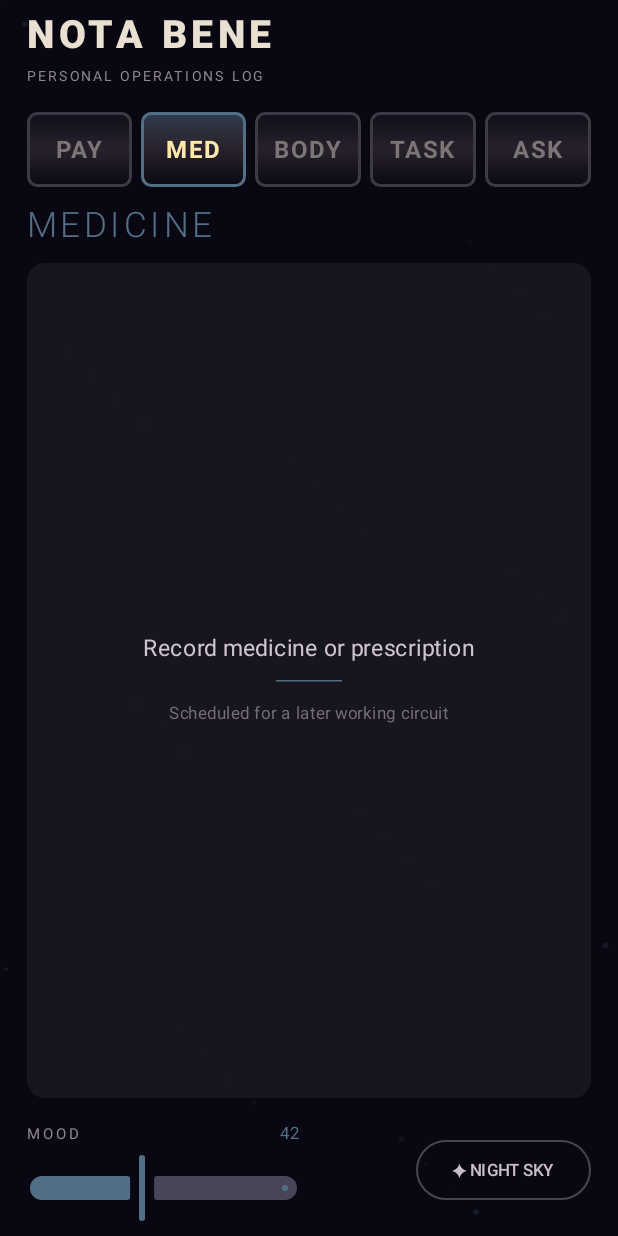
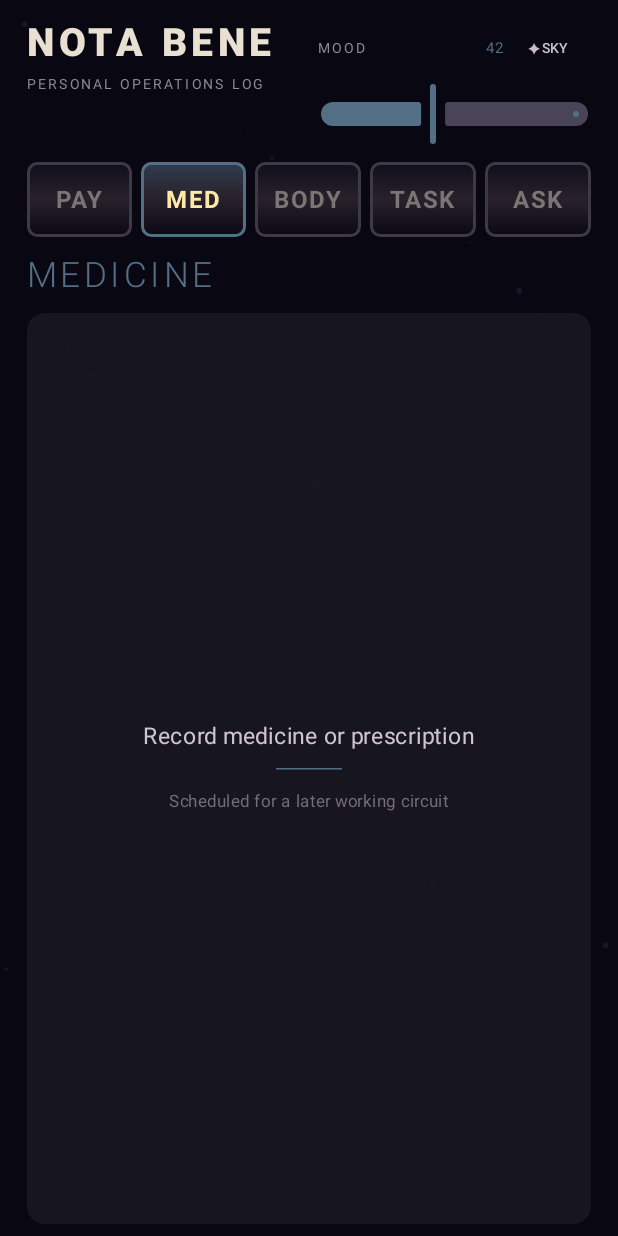
Before and after one commit to AndyJMyers/Nota-Bene, an Android app built with Jetpack Compose: the screen it shows after launch (MainActivity), after a tap on "MED", on a phone screen of 412 x 824 dp. Run offline under Robolectric (Android 15) with nearby library versions, the phone set to English and light mode, and no system bars; our stand-ins replace Room's generated code; libraries missing offline, so code that uses them is left out: com.google.mlkit.vision; 1 other tap on this screen came first.

Commit message:
Move mood controls into header

```diff
--- a/app/build.gradle.kts
+++ b/app/build.gradle.kts
@@ -13,8 +13,8 @@ android {
         applicationId = "com.notabene.app"
         minSdk = 26
         targetSdk = 36
-        versionCode = 5
-        versionName = "0.4.0-alpha5"
+        versionCode = 6
+        versionName = "0.4.1-alpha6"
     }
 
     buildFeatures { compose = true }
--- a/app/src/main/java/com/notabene/app/MainActivity.kt
+++ b/app/src/main/java/com/notabene/app/MainActivity.kt
@@ -120,7 +120,13 @@ private fun NotaBeneApp() {
                 Modifier.fillMaxSize().statusBarsPadding().padding(horizontal = 18.dp, vertical = 8.dp),
                 verticalArrangement = Arrangement.spacedBy(12.dp)
             ) {
-                Header()
+                Header(
+                    mood = mood,
+                    accent = accent,
+                    effect = effect,
+                    onMoodChange = { mood = it },
+                    onCycleEffect = { effect = if (effect == Effect.STARS) Effect.SNOW else Effect.STARS }
+                )
                 InstrumentTabs(selected, accent) { selected = it }
                 AnimatedContent(
                     targetState = selected,
@@ -135,23 +141,39 @@ private fun NotaBeneApp() {
                     Tab.RESEARCH -> AskPanel(accent, Modifier.weight(1f))
                     else -> PlaceholderPanel(selected, accent, Modifier.weight(1f))
                 }
-                MoodAndAtmosphere(
-                    value = mood,
-                    accent = accent,
-                    effect = effect,
-                    onMoodChange = { mood = it },
-                    onCycleEffect = { effect = if (effect == Effect.STARS) Effect.SNOW else Effect.STARS }
-                )
             }
         }
     }
 }
 
 @Composable
-private fun Header() {
-    Column {
-        Text("NOTA BENE", color = Color(0xFFE9E0D2), fontSize = 26.sp, fontWeight = FontWeight.Black, letterSpacing = 3.sp)
-        Text("PERSONAL OPERATIONS LOG", color = Color(0xFF8F8790), fontSize = 9.sp, letterSpacing = 2.sp)
+private fun Header(
+    mood: Float,
+    accent: Color,
+    effect: Effect,
+    onMoodChange: (Float) -> Unit,
+    onCycleEffect: () -> Unit
+) {
+    Row(Modifier.fillMaxWidth(), verticalAlignment = Alignment.Top, horizontalArrangement = Arrangement.spacedBy(12.dp)) {
+        Column(Modifier.weight(1f).padding(top = 5.dp)) {
+            Text("NOTA BENE", color = Color(0xFFE9E0D2), fontSize = 26.sp, fontWeight = FontWeight.Black, letterSpacing = 3.sp)
+            Text("PERSONAL OPERATIONS LOG", color = Color(0xFF8F8790), fontSize = 9.sp, letterSpacing = 2.sp)
+        }
+        Column(Modifier.weight(1f)) {
+            Row(Modifier.fillMaxWidth(), verticalAlignment = Alignment.CenterVertically) {
+                Text("MOOD", color = Color(0xFF8F8790), fontSize = 9.sp, letterSpacing = 2.sp, modifier = Modifier.weight(1f))
+                Text("${(mood * 100).roundToInt()}", color = accent, fontSize = 10.sp)
+                TextButton(onClick = onCycleEffect, contentPadding = ButtonDefaults.TextButtonContentPadding) {
+                    Text(if (effect == Effect.STARS) "✦ SKY" else "❄ SNOW", color = Color(0xFFC8BDC8), fontSize = 9.sp)
+                }
+            }
+            Slider(
+                value = mood,
+                onValueChange = onMoodChange,
+                modifier = Modifier.fillMaxWidth().height(40.dp),
+                colors = SliderDefaults.colors(thumbColor = accent, activeTrackColor = accent)
+            )
+        }
     }
 }
 
@@ -483,30 +505,6 @@ private fun PlaceholderPanel(tab: Tab, accent: Color, modifier: Modifier = Modif
 }
 
 @Composable
-private fun MoodAndAtmosphere(
-    value: Float,
-    accent: Color,
-    effect: Effect,
-    onMoodChange: (Float) -> Unit,
-    onCycleEffect: () -> Unit
-) {
-    Row(Modifier.fillMaxWidth(), verticalAlignment = Alignment.CenterVertically, horizontalArrangement = Arrangement.spacedBy(12.dp)) {
-        Column(Modifier.weight(1f)) {
-            Row(Modifier.fillMaxWidth(), horizontalArrangement = Arrangement.SpaceBetween) {
-                Text("MOOD", color = Color(0xFF8F8790), fontSize = 10.sp, letterSpacing = 2.sp)
-                Text("${(value * 100).roundToInt()}", color = accent, fontSize = 11.sp)
-            }
-            Slider(value = value, onValueChange = onMoodChange, colors = SliderDefaults.colors(thumbColor = accent, activeTrackColor = accent))
-        }
-        Box(Modifier.weight(1f), contentAlignment = Alignment.CenterEnd) {
-            OutlinedButton(onClick = onCycleEffect) {
-                Text(if (effect == Effect.STARS) "✦ NIGHT SKY" else "❄ FALLING SNOW", color = Color(0xFFC8BDC8), fontSize = 11.sp)
-            }
-        }
-    }
-}
-
-@Composable
 private fun CalmBackground(effect: Effect, accent: Color) {
     val motion = rememberInfiniteTransition(label = "calm background")
     val phase by motion.animateFloat(0f, 1f, infiniteRepeatable(tween(if (effect == Effect.STARS) 7000 else 11000), RepeatMode.Restart), label = "atmosphere")
```
